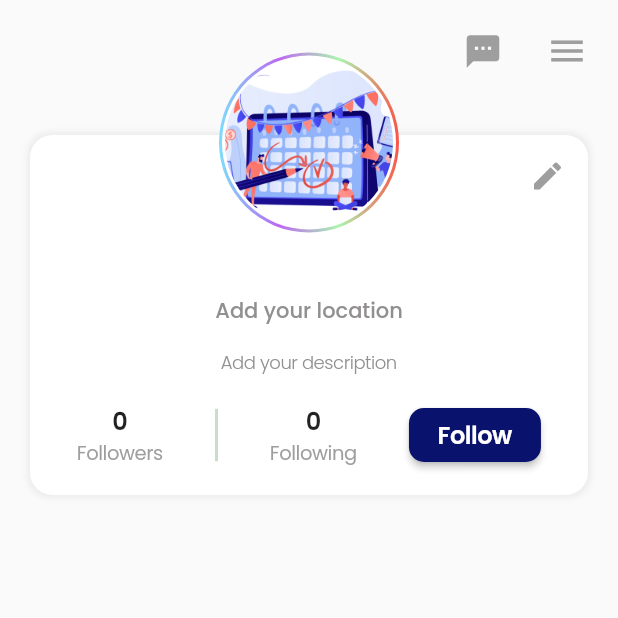
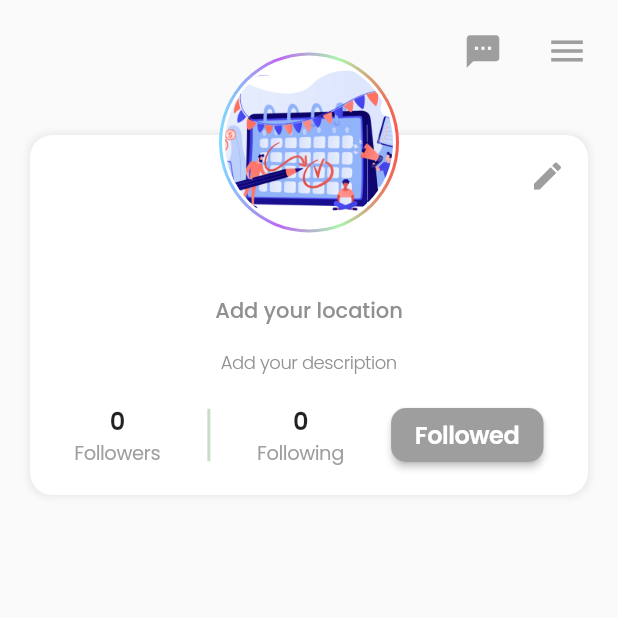
Before and after one commit to CPAD-Gazipur/EMS, a Flutter app: the ProfileScreen screen opened directly, on a phone screen of 412 x 824 dp, the top half of it. Run offline on Flutter 3.47's test engine with Material 2 defaults, Android fonts, the light colour scheme and no system bars; our stand-ins replace cached_network_image, cloud_firestore, dotted_border, firebase_analytics, firebase_auth, firebase_core and 14 more; missing offline and left inert: flutter_stripe, video_thumbnail; accounts and stored records are empty; network calls fail.

Commit message:
EMS - Profile Page View for others User Followers & Following functionality added

```diff
--- a/lib/views/home_bottom_bar/home_bottom_bar_screen.dart
+++ b/lib/views/home_bottom_bar/home_bottom_bar_screen.dart
@@ -192,7 +192,7 @@ class _HomeBottomBarScreenState extends State<HomeBottomBarScreen> {
     CommunityScreen(),
     const CreateEventView(),
     const ChatScreen(),
-    const ProfileScreen(),
+    ProfileScreen(),
   ];
 }
 
--- a/lib/views/profile/profile_screen.dart
+++ b/lib/views/profile/profile_screen.dart
@@ -1,12 +1,17 @@
 import 'package:cached_network_image/cached_network_image.dart';
+import 'package:cloud_firestore/cloud_firestore.dart';
 import 'package:ems/config/app_colors.dart';
 import 'package:ems/controller/data_controller.dart';
 import 'package:firebase_analytics/firebase_analytics.dart';
+import 'package:firebase_auth/firebase_auth.dart';
 import 'package:flutter/material.dart';
 import 'package:get/get.dart';
 
 class ProfileScreen extends StatefulWidget {
-  const ProfileScreen({Key? key}) : super(key: key);
+  final DocumentSnapshot? userSnapshot;
+  final bool? isOtherUser;
+  const ProfileScreen({Key? key, this.userSnapshot, this.isOtherUser = false})
+      : super(key: key);
 
   @override
   State<ProfileScreen> createState() => _ProfileScreenState();
@@ -24,16 +29,76 @@ class _ProfileScreenState extends State<ProfileScreen> {
   DataController? dataController;
   int followers = 0, following = 0;
   String profileImage = '';
+  List userFollowerList = [];
+  List myFollowingList = [];
 
   FirebaseAnalytics analytics = FirebaseAnalytics.instance;
 
   @override
   void initState() {
     super.initState();
+
+    analytics.setCurrentScreen(screenName: 'ProfileScreen');
     dataController = Get.find<DataController>();
+  }
 
-    analytics.setCurrentScreen(screenName: 'EventView Screen');
+  @override
+  Widget build(BuildContext context) {
+    if (widget.isOtherUser!) {
+      try {
+        nameController.text = widget.userSnapshot!.get('name');
+      } catch (e) {
+        nameController.text = '';
+        debugPrint('NameError: $e');
+      }
 
+      try {
+        profileImage = widget.userSnapshot!.get('image');
+      } catch (e) {
+        profileImage = '';
+        debugPrint('ProfileImageError: $e');
+      }
+
+      try {
+        locationController.text = widget.userSnapshot!.get('location');
+      } catch (e) {
+        locationController.text = '';
+        debugPrint('LocationError: $e');
+      }
+
+      try {
+        descriptionController.text = widget.userSnapshot!.get('description');
+      } catch (e) {
+        descriptionController.text = '';
+        debugPrint('DescriptionError: $e');
+      }
+
+      try {
+        followers = widget.userSnapshot!.get('followers').length;
+      } catch (e) {
+        followers = 0;
+        debugPrint('FollowersError: $e');
+      }
+
+      try {
+        following = widget.userSnapshot!.get('following').length;
+      } catch (e) {
+        following = 0;
+        debugPrint('FollowingError: $e');
+      }
+
+      try {
+        userFollowerList = widget.userSnapshot!.get('followers');
+      } catch (e) {
+        userFollowerList = [];
+      }
+
+      try {
+        myFollowingList = widget.userSnapshot!.get('following');
+      } catch (e) {
+        myFollowingList = [];
+      }
+    } else {
       try {
         nameController.text = dataController!.userDocumentSnapshot!.get('name');
       } catch (e) {
@@ -65,22 +130,36 @@ class _ProfileScreenState extends State<ProfileScreen> {
       }
 
       try {
-      followers = dataController!.userDocumentSnapshot!.get('followers').length;
+        followers =
+            dataController!.userDocumentSnapshot!.get('followers').length;
       } catch (e) {
         followers = 0;
         debugPrint('FollowersError: $e');
       }
 
       try {
-      following = dataController!.userDocumentSnapshot!.get('following').length;
+        following =
+            dataController!.userDocumentSnapshot!.get('following').length;
       } catch (e) {
         following = 0;
         debugPrint('FollowingError: $e');
       }
+
+      try {
+        userFollowerList =
+            dataController!.userDocumentSnapshot!.get('followers');
+      } catch (e) {
+        userFollowerList = [];
       }
 
-  @override
-  Widget build(BuildContext context) {
+      try {
+        myFollowingList =
+            dataController!.userDocumentSnapshot!.get('following');
+      } catch (e) {
+        myFollowingList = [];
+      }
+    }
+
     return Scaffold(
       body: SafeArea(
         child: SingleChildScrollView(
@@ -248,7 +327,9 @@ class _ProfileScreenState extends State<ProfileScreen> {
                       isNotEditAble
                           ? Text(
                               locationController.text == ''
-                                  ? 'Add your location'
+                                  ? widget.isOtherUser!
+                                      ? 'No location found'
+                                      : 'Add your location'
                                   : locationController.text,
                               style: const TextStyle(
                                 color: Color(0xFF918F8F),
@@ -278,7 +359,9 @@ class _ProfileScreenState extends State<ProfileScreen> {
                       isNotEditAble
                           ? Text(
                               descriptionController.text == ''
-                                  ? 'Add your description'
+                                  ? widget.isOtherUser!
+                                      ? 'No description found'
+                                      : 'Add your description'
                                   : descriptionController.text,
                               style: const TextStyle(
                                 letterSpacing: -0.3,
@@ -365,18 +448,36 @@ class _ProfileScreenState extends State<ProfileScreen> {
                               ],
                             ),
                             MaterialButton(
-                              onPressed: () {},
+                              onPressed: () {
+                                if (widget.isOtherUser!) {
+                                  followUser(
+                                    myFollowingList,
+                                    widget.userSnapshot!,
+                                  );
+                                }
+                              },
                               shape: RoundedRectangleBorder(
                                 borderRadius: BorderRadius.circular(10),
                               ),
-                              color: AppColors.activeColor,
-                              child: const Text(
-                                'Follow',
-                                style: TextStyle(
+                              color: widget.isOtherUser!
+                                  ? userFollowerList.contains(FirebaseAuth
+                                          .instance.currentUser!.uid)
+                                      ? AppColors.activeColor.withOpacity(0.5)
+                                      : AppColors.activeColor
+                                  : Colors.grey,
+                              child: Text(
+                                widget.isOtherUser!
+                                    ? userFollowerList.contains(FirebaseAuth
+                                            .instance.currentUser!.uid)
+                                        ? 'Unfollow'
+                                        : 'Follow'
+                                    : 'Followed',
+                                style: const TextStyle(
                                   color: Colors.white,
                                   fontSize: 16,
                                   fontWeight: FontWeight.w600,
-                                    letterSpacing: -0.3),
+                                  letterSpacing: -0.3,
+                                ),
                               ),
                             )
                           ],
@@ -386,13 +487,16 @@ class _ProfileScreenState extends State<ProfileScreen> {
                   ),
                 ),
               ),
-              Align(
+              widget.isOtherUser!
+                  ? const SizedBox()
+                  : Align(
                       alignment: Alignment.topRight,
                       child: Container(
                         margin: const EdgeInsets.only(top: 105, right: 35),
                         child: InkWell(
                           onTap: () {
-                      if (!isNotEditAble && formKey.currentState!.validate()) {
+                            if (!isNotEditAble &&
+                                formKey.currentState!.validate()) {
                               dataController!.updateUserProfileDataInFireStore(
                                 nameController.text,
                                 locationController.text,
@@ -427,3 +531,35 @@ class _ProfileScreenState extends State<ProfileScreen> {
     );
   }
 }
+
+followUser(List myFollowingList, DocumentSnapshot userData) {
+  if (myFollowingList.contains(userData.id)) {
+    FirebaseFirestore.instance
+        .collection('users')
+        .doc(FirebaseAuth.instance.currentUser!.uid)
+        .set({
+      'following': FieldValue.arrayRemove([userData.id]),
+    }, SetOptions(merge: true));
+
+    FirebaseFirestore.instance.collection('users').doc(userData.id).set({
+      'followers':
+          FieldValue.arrayRemove([FirebaseAuth.instance.currentUser!.uid]),
+    }, SetOptions(merge: true));
+
+    myFollowingList.remove(userData.id);
+  } else {
+    FirebaseFirestore.instance
+        .collection('users')
+        .doc(FirebaseAuth.instance.currentUser!.uid)
+        .set({
+      'following': FieldValue.arrayUnion([userData.id]),
+    }, SetOptions(merge: true));
+
+    FirebaseFirestore.instance.collection('users').doc(userData.id).set({
+      'followers':
+          FieldValue.arrayUnion([FirebaseAuth.instance.currentUser!.uid]),
+    }, SetOptions(merge: true));
+
+    myFollowingList.add(userData.id);
+  }
+}
```
Also changed, not shown: lib/views/community/comunity_screen.dart (+11 -6 lines), lib/views/event_view/event_page_view.dart (+14 -3 lines), lib/views/home/widgets/event_i_join.dart (+1 -6 lines), lib/views/home/widgets/events_feed.dart (+16 -7 lines). Lines whose indentation alone changed are shown as unchanged.
